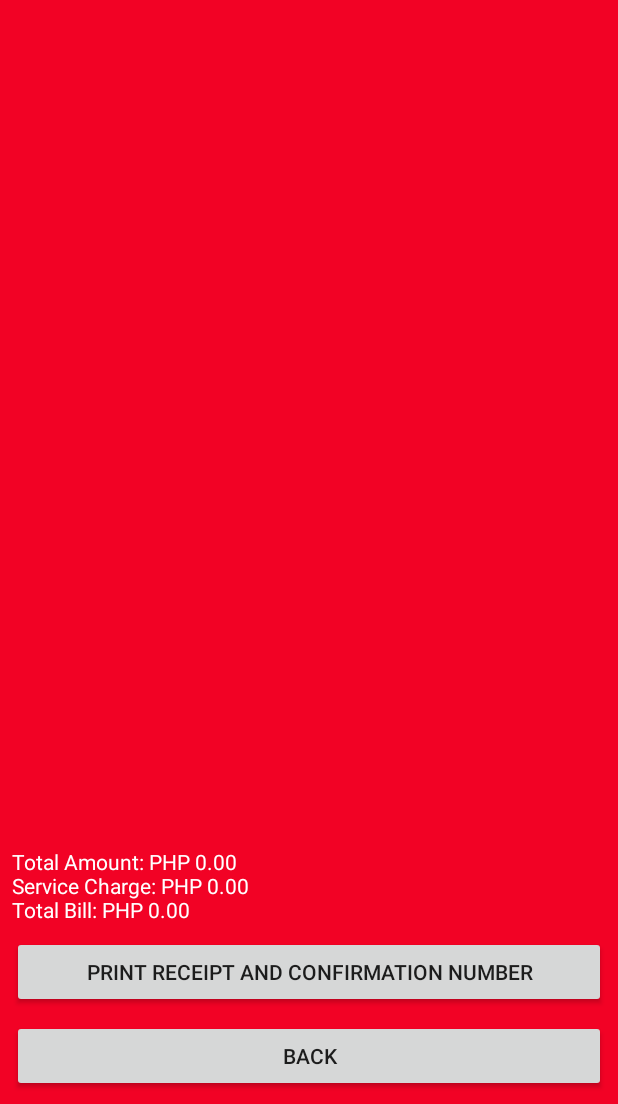
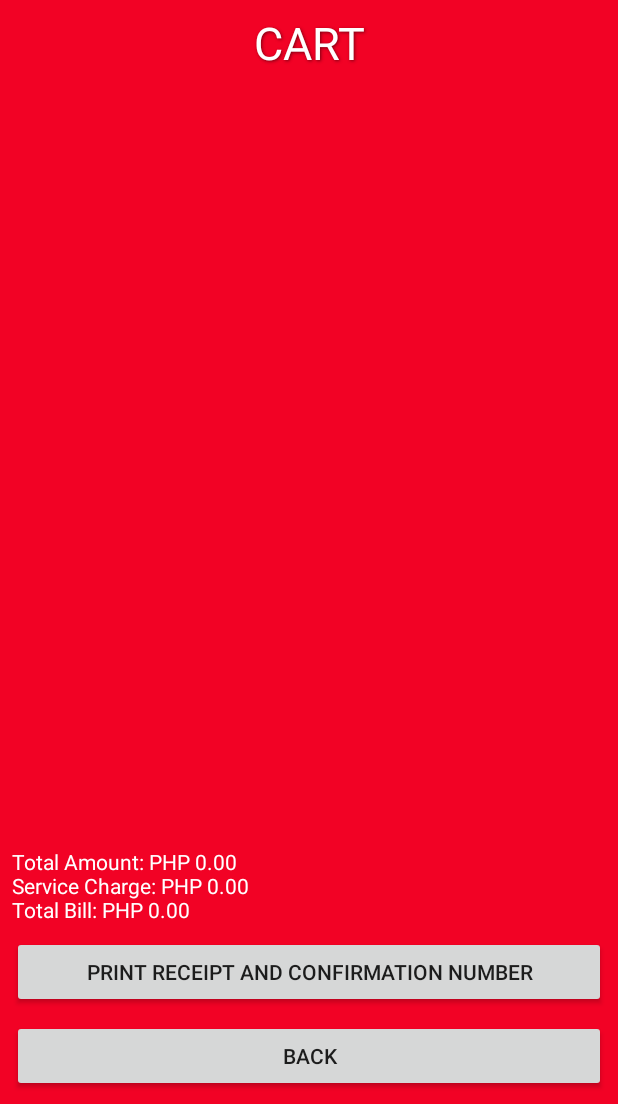
Before and after one commit to miguelllamas/MOBAPDE_Final_Project, an Android app: the CartActivity screen opened directly, with no data from a screen before it, on a phone screen of 412 x 824 dp, the part 132-1236 px from its top. Run offline under Robolectric (Android 15) with nearby library versions, the phone set to English and light mode, and no system bars; our stand-ins replace Firebase (no records; nobody signed in at launch, a user with empty details on screens opened directly).

Commit message:
Cart header

```diff
--- a/app/src/main/res/layout/activity_cart.xml
+++ b/app/src/main/res/layout/activity_cart.xml
@@ -19,6 +19,26 @@
         app:layout_constraintTop_toTopOf="parent"
         app:srcCompat="@drawable/logo2" />
 
+    <TextView
+        android:id="@+id/cartHeader"
+        android:layout_width="0dp"
+        android:layout_height="40dp"
+        android:layout_marginEnd="8dp"
+        android:layout_marginStart="8dp"
+        android:layout_marginTop="8dp"
+        android:gravity="center"
+        android:shadowColor="#7F000000"
+        android:shadowDx="1"
+        android:shadowDy="1"
+        android:shadowRadius="2"
+        android:text="@string/cart1"
+        android:textColor="#ffffff"
+        android:textSize="30sp"
+        app:layout_constraintEnd_toEndOf="parent"
+        app:layout_constraintHorizontal_bias="0.0"
+        app:layout_constraintStart_toStartOf="parent"
+        app:layout_constraintTop_toBottomOf="@+id/imageView" />
+
     <android.support.v7.widget.RecyclerView
         android:id="@+id/cartRecycler"
         android:layout_width="0dp"
@@ -30,7 +50,7 @@
         app:layout_constraintBottom_toTopOf="@+id/totalView"
         app:layout_constraintEnd_toEndOf="parent"
         app:layout_constraintStart_toStartOf="parent"
-        app:layout_constraintTop_toBottomOf="@+id/imageView" />
+        app:layout_constraintTop_toBottomOf="@+id/cartHeader" />
 
     <TextView
         android:id="@+id/totalView"
--- a/app/src/main/res/values/strings.xml
+++ b/app/src/main/res/values/strings.xml
@@ -37,6 +37,7 @@
     <string name="menu1">DISHES</string>
     <string name="menu2">SIDES</string>
     <string name="menu3">DRINKS</string>
+    <string name="cart1">CART</string>
 
     <string-array name="menu_items">
         <item>Original King (Butao)</item>
```
